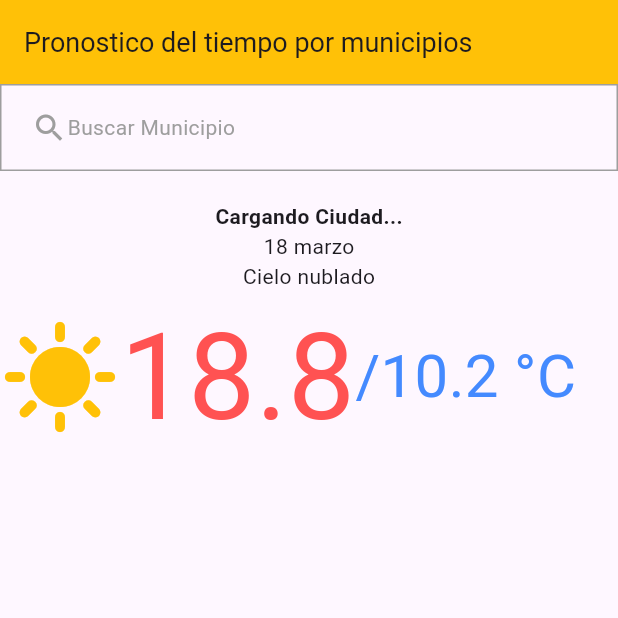
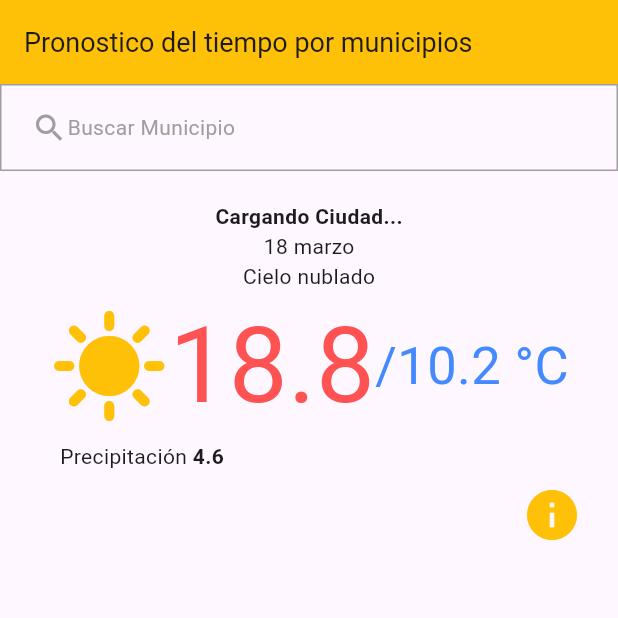
Before and after one commit to Aletsfly/smn, a Flutter app: the screen it shows after launch, on a phone screen of 412 x 824 dp, the top half of it. Run offline on Flutter 3.47's test engine with Material 3 defaults, Android fonts, the phone set to English and light mode, and no system bars; our stand-ins replace geocoding, geolocator.

Commit message:
agregué responsividad, icono de info y comenzamos con con Widget Dia

```diff
--- a/lib/custom_widgets/dia_principal.dart
+++ b/lib/custom_widgets/dia_principal.dart
@@ -1,10 +1,42 @@
 import 'package:flutter/material.dart';
+import 'package:smn/custom_widgets/texto_gris_negrita.dart';
 import 'package:smn/models/modelo_pronostico.dart';
 
 class DiaPrincipal extends StatelessWidget {
   final ModeloPronostico dia;
+  const DiaPrincipal({super.key, required this.dia});
 
-  DiaPrincipal({super.key, required this.dia});
+  Widget Elemento(String texto, IconData icono, String medida) {
+    return Column(
+      children: [
+        Text(texto),
+        Row(
+          children: [
+            Icon(icono),
+            Text(medida)
+          ],
+        )
+      ],
+    );
+  }
+
+  Widget Separador(){
+    return Container(
+      padding: EdgeInsets.symmetric(horizontal: 16),
+      decoration: BoxDecoration(
+        border: Border(
+          right: BorderSide(
+            color: Colors.black54,
+            width: 2,
+          )
+        )
+      ),
+      child: SizedBox(
+        width: 40,
+        height: 40,
+      ),
+    );
+  }
 
   @override
   Widget build(BuildContext context) {
@@ -12,23 +44,53 @@ class DiaPrincipal extends StatelessWidget {
       children: [
         Text(dia.desciel),
         Container(
-          child: Row(
-            children: [
-              Icon(Icons.sunny, color: Colors.amber, size: 80,),
-              Text(dia.tmax, style: TextStyle(
-                fontSize: 80,
+          child: Row(mainAxisAlignment: MainAxisAlignment.center, children: [
+            Icon(
+              Icons.sunny,
+              color: Colors.amber,
+              size: 80,
+            ),
+            Text(
+              dia.tmax,
+              style: TextStyle(
+                fontSize: 70.0,
                 color: Colors.redAccent,
               ),
+            ),
+            Text(
+              "/${dia.tmin} °C",
+              style: TextStyle(
+                fontSize: 35.0,
+                color: Colors.blueAccent,
               ),
-              Text("/${dia.tmin} °C",
-                style: TextStyle(
-                  fontSize: 40,
-                  color: Colors.blueAccent,
-                ),
-              )
-            ],),
+            ),
+          ]),
         ),
-       //AQUI VA TEXTO GRIS NEGRITA
+        MediaQuery.of(context).size.width <= 600
+            ? Padding(
+          padding: EdgeInsets.symmetric(horizontal: 40),
+          child: Column(
+            children: [
+              TextoGrisNegrita(texto: "Precipitación ", medida: dia.prec),
+             // TextoGrisNegrita(texto: "texto", medida: medida),
+             // TextoGrisNegrita(texto: "texto", medida: medida),
+             // TextoGrisNegrita(texto: texto, medida: medida),
+
+            ],
+          ),
+        )
+            : Row(
+          mainAxisAlignment: MainAxisAlignment.spaceAround,
+          children: [
+            Elemento("Lluvia", Icons.water_drop, "${dia.prec} lts/m2"),
+            Separador(),
+            Elemento("Probabilidad de Lluvia", Icons.cloudy_snowing, "${dia.probprec} lts/m2"),
+            Separador(),
+            Elemento("Dirección del viento", Icons.arrow_outward, "${dia.dirvienc} Km/h"),
+            Separador(),
+            Elemento("Velocidad del Viento", Icons.speed_outlined, "${dia.velvien} Km/h"),
+          ],
+        )
       ],
     );
   }
--- a/lib/custom_widgets/texto_gris_negrita.dart
+++ b/lib/custom_widgets/texto_gris_negrita.dart
@@ -0,0 +1,24 @@
+import 'package:flutter/material.dart';
+
+class TextoGrisNegrita extends StatelessWidget {
+  final String texto;
+  final String medida;
+
+  const TextoGrisNegrita({
+    super.key,
+    required this.texto,
+    required this.medida,
+  });
+
+  @override
+  Widget build(BuildContext context) {
+    return Row(
+      children: [
+        Text(texto),
+        Text(medida,
+          style: TextStyle(fontWeight: FontWeight.bold),
+        ),
+      ],
+    );
+  }
+}
--- /dev/null
+++ b/lib/custom_widgets/widget_dia.dart
@@ -0,0 +1,18 @@
+import 'package:flutter/material.dart';
+import 'package:smn/models/modelo_pronostico.dart';
+class WidgetDia extends StatelessWidget {
+  final ModeloPronostico pronostico;
+  final int index;
+
+  WidgetDia({
+    super.key,
+    required this.pronostico,
+    required this.index
+  });
+
+
+  @override
+  Widget build(BuildContext context) {
+    return Container();
+  }
+}
--- a/lib/pages/pagina_inicial.dart
+++ b/lib/pages/pagina_inicial.dart
@@ -9,6 +9,8 @@ import 'package:smn/pages/buscar_municipio.dart';
 import 'package:geolocator/geolocator.dart';
 import 'package:smn/providers/provider_lista_municipios.dart';
 import 'package:smn/providers/provider_pronosticos.dart';
+
+import '../custom_widgets/widget_dia.dart';
 
 class PaginaInicial extends StatefulWidget {
   const PaginaInicial({super.key});
@@ -84,6 +86,9 @@ class _PaginaInicialState extends State<PaginaInicial> {
 
   @override
   Widget build(BuildContext context) {
+    // estoy preguntando que estamos usando que dispositivo a travez de os pixeles
+    bool esTelefono = MediaQuery.of(context).size.width <= 600;
+
     return Scaffold(
       appBar: AppBar(
         backgroundColor: Colors.amber,
@@ -152,6 +157,60 @@ class _PaginaInicialState extends State<PaginaInicial> {
                 child: Column(
                   children: [
                     DiaPrincipal(dia: diaPrincipal),
+                    ExpansionTile(
+                      title: Text(""),
+                      trailing: Icon(Icons.info,
+                      size: 40,
+                          color: Colors.amber,
+                      ),
+                      children: [
+                        Container(
+                          padding: EdgeInsets.all(20.0),
+                          decoration: BoxDecoration(
+                            color: Color(0xfffcf8e3),
+                            border: Border.all(color: Colors.grey
+                            ),
+                          ),
+                          child: Column(
+                            children: [
+                              Row(
+                                children: [
+                                  Text('Temp Máx ', style: TextStyle(color: Colors.redAccent),),
+                                  Text("Puede variar de 1°C a 3°C " ),
+                                ],
+                              ),
+                              Row(
+                                children: [
+                                  Text('Temp Min ', style: TextStyle(color: Colors.blueAccent),),
+                                  Text("Puede variar +/- 1°C ")
+                                ],
+                              )
+                            ],
+                          ),
+                        )
+                      ],
+                    ),
+                    LayoutBuilder(builder: (context, condicionantes){
+                      return Flex(
+                        direction: esTelefono ? Axis.vertical: Axis.horizontal,
+                        mainAxisAlignment: MainAxisAlignment.start,
+                        crossAxisAlignment: CrossAxisAlignment.start,
+                        children: List.generate(
+                          4,
+                            (index){
+                              return SizedBox(
+                                width: esTelefono? condicionantes.maxWidth: condicionantes.maxWidth/4,
+                                child: WidgetDia(
+                                  pronostico: proveedor_de_dias.pronosticos[index],
+                                  index: index,
+                                ),
+                              );
+                            }
+                        ),
+
+                      );
+
+                    })
                   ],
                 ),
               ),
```
